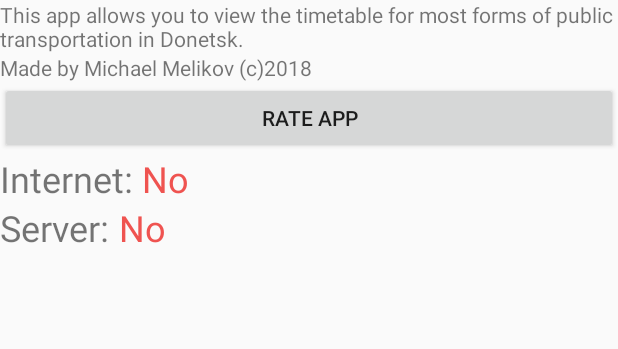
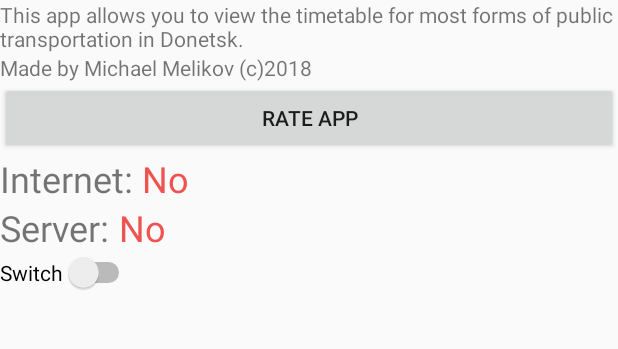
Before and after one commit to Motaqom/DonBus, an Android app: the InfoActivity screen opened directly, with no data from a screen before it, on a phone screen of 412 x 824 dp, the part 73-422 px from its top. Run offline under Robolectric (Android 15) with nearby library versions, the phone set to English and light mode, and no system bars.

Commit message:
added a switch because apparently that is mandatory i guess

```diff
--- a/app/src/main/res/layout/activity_info.xml
+++ b/app/src/main/res/layout/activity_info.xml
@@ -90,6 +90,13 @@
 
             </LinearLayout>
 
+            <Switch
+                android:id="@+id/switch1"
+                android:layout_width="wrap_content"
+                android:layout_height="wrap_content"
+                android:layout_weight="1"
+                android:text="Switch" />
+
         </LinearLayout>
     </ScrollView>
 
```
